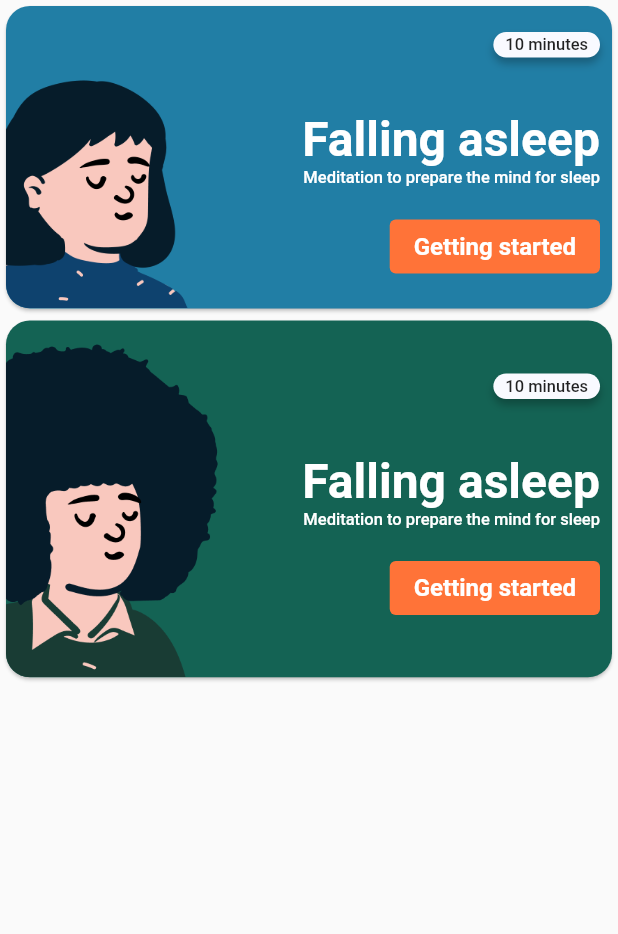
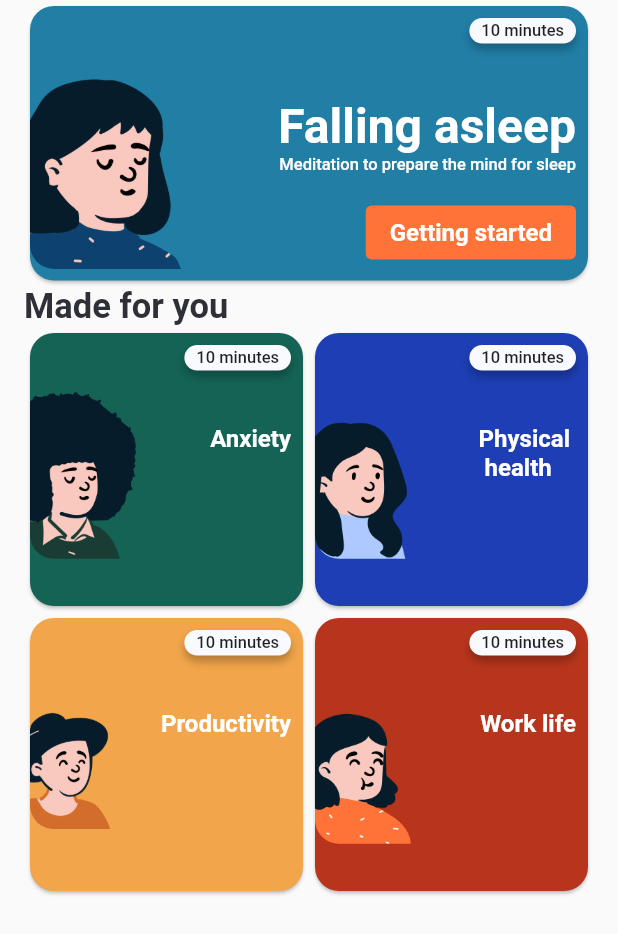
Before and after one commit to mollimoon/semedi, a Flutter app: the screen it shows after launch, on a phone screen of 412 x 824 dp. Shown: the top 934 px of the screen. Run offline on Flutter 3.47's test engine with Material 2 defaults, Android fonts, the phone set to English and light mode, and no system bars; our stand-ins replace google_fonts; Roboto replaces fonts that are missing (Dosis).

Commit message:
changed constructor

```diff
--- a/lib/card_element.dart
+++ b/lib/card_element.dart
@@ -7,6 +7,7 @@ class CardWidget extends StatelessWidget {
   final Color backgroundColor;
   final String textTitle;
   final String textTime;
+  final double fontSize;
 
   CardWidget({
    this.isSelected = false,
@@ -14,6 +15,7 @@ class CardWidget extends StatelessWidget {
     this.backgroundColor,
     this.textTitle,
     this.textTime,
+    this.fontSize,
 });
 
 
@@ -63,26 +65,26 @@ class CardWidget extends StatelessWidget {
                 ),
                 SizedBox(
                     height: 36),
-                Text(
-                  'Falling asleep',
+                Text(textTitle,
                   style: GoogleFonts.dosis(
-                    fontSize: 32,
+                    fontSize: fontSize,
                     fontWeight: FontWeight.w700,
                     color: Colors.white,
                   ),
                 ),
-                Text(
+                isSelected? Text(
                   'Meditation to prepare the mind for sleep',
                   style: GoogleFonts.dosis(
                     fontSize: 11,
                     fontWeight: FontWeight.w500,
                     color: Colors.white,
                   ),
-                ),
+                ) : Text(''),
                 SizedBox(
                   height: 15,
                 ),
-                ElevatedButton(
+                Container(
+                  child: isSelected? ElevatedButton(
                     child: Text(
                       'Getting started',
                       style: GoogleFonts.dosis(
@@ -96,6 +98,7 @@ class CardWidget extends StatelessWidget {
                         Color(0xFFFF7338),
                       ),
                     ),
+                  ): Container(),
                 ),
               ],
             ),
--- a/lib/cards_screen.dart
+++ b/lib/cards_screen.dart
@@ -1,24 +1,66 @@
 import 'package:flutter/material.dart';
 import 'package:google_fonts/google_fonts.dart';
 import 'package:semedi/card_element.dart';
-
 
 class MusicCards extends StatelessWidget {
   @override
   Widget build(BuildContext context) {
     return Scaffold(
       body: SingleChildScrollView(
+        child: Padding(
+          padding: const EdgeInsets.only(right: 16, left: 16),
           child: Column(
             children: [
               CardWidget(
                 image: 'images/peep_blue.png',
                 backgroundColor: Color(0xFF217ea5),
+                textTitle: 'Falling asleep',
+                isSelected: true,
+                fontSize: 32,
               ),
+              Align(
+                alignment: Alignment.centerLeft,
+                child: Text(
+                  'Made for you',
+                  style: GoogleFonts.dosis(
+                    fontSize: 23,
+                    fontWeight: FontWeight.w600,
+                    color: Color(0xFF2E2F37),
+                  ),
+                ),
+              ),
+              GridView.count(
+                shrinkWrap: true,
+                crossAxisCount: 2,
+                children: [
                   CardWidget(
                     image: 'images/peep_green.png',
                     backgroundColor: Color(0xFF146354),
+                    textTitle: 'Anxiety',
+                    fontSize: 16,
+                  ),
+                  CardWidget(
+                    image: 'images/peep_navy.png',
+                    backgroundColor: Color(0xFF1d3eb4),
+                    textTitle: 'Physical \n health',
+                    fontSize: 16,
+                  ),
+                  CardWidget(
+                    image: 'images/peep_orange.png',
+                    backgroundColor: Color(0xFFf2a54a),
+                    textTitle: 'Productivity',
+                    fontSize: 16,
+                  ),
+                  CardWidget(
+                    image: 'images/peep_red.png',
+                    backgroundColor: Color(0xFFb7351c),
+                    textTitle: 'Work life',
+                    fontSize: 16,
                   ),
                 ],
+              ),
+            ],
+          ),
         ),
       ),
     );
```
Lines whose indentation alone changed are shown as unchanged.
